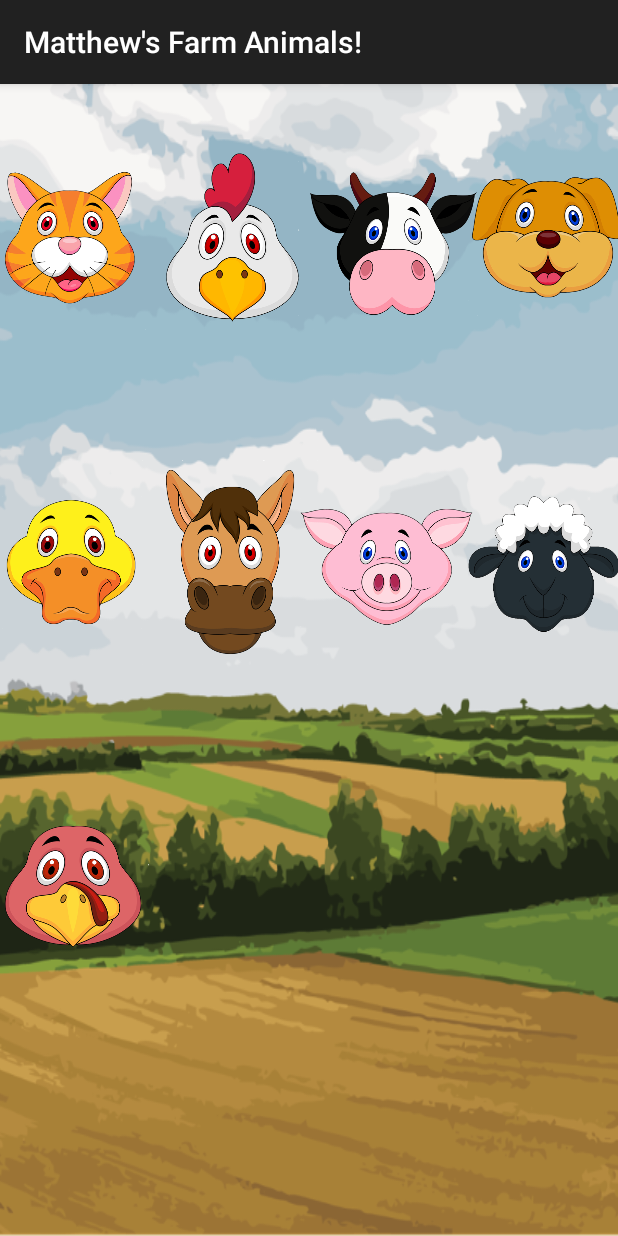
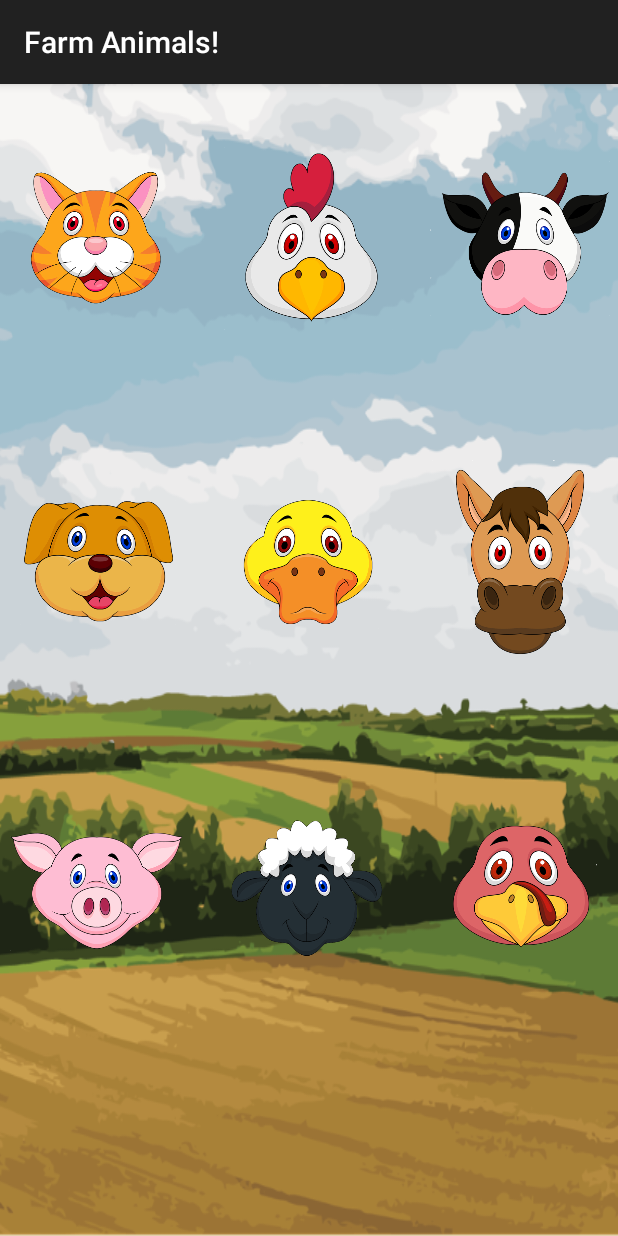
Before and after one commit to mikeBlackman/AnimalFarm, an Android app: the screen it shows after launch (MainActivity), on a phone screen of 412 x 824 dp. Run offline under Robolectric (Android 15) with nearby library versions, the phone set to English and light mode, and no system bars.

Commit message:
edits for tablets

```diff
--- a/app/src/main/AndroidManifest.xml
+++ b/app/src/main/AndroidManifest.xml
@@ -8,6 +8,7 @@
         android:theme="@style/AppTheme" >
         <activity
             android:name=".MainActivity"
+            android:screenOrientation="portrait"
             android:label="@string/app_name" >
             <intent-filter>
                 <action android:name="android.intent.action.MAIN" />
--- a/app/src/main/java/megacorp/animals/MainActivity.java
+++ b/app/src/main/java/megacorp/animals/MainActivity.java
@@ -17,6 +17,21 @@ public class MainActivity extends ActionBarActivity {
     protected void onCreate(Bundle savedInstanceState) {
         super.onCreate(savedInstanceState);
         setContentView(R.layout.activity_main);
+
+        soundPool = buildSoundPool();
+
+        GridView gridview = (GridView) findViewById(R.id.gridview);
+        gridview.setAdapter(new ImageAdapter(this));
+        gridview.setOnItemClickListener(new AdapterView.OnItemClickListener() {
+            public void onItemClick(AdapterView<?> parent, View v, int position, long id) {
+                if (loaded) {
+                    soundPool.play(position+1, 1.0f, 1.0f, 1, 0, 1.0f);
+                }
+            }
+        });
+    }
+
+    public SoundPool buildSoundPool(){
 
         SoundPool.Builder builder =  new SoundPool.Builder();
         builder.setMaxStreams(25);
@@ -38,14 +53,6 @@ public class MainActivity extends ActionBarActivity {
             }
         });
 
-        GridView gridview = (GridView) findViewById(R.id.gridview);
-        gridview.setAdapter(new ImageAdapter(this));
-        gridview.setOnItemClickListener(new AdapterView.OnItemClickListener() {
-            public void onItemClick(AdapterView<?> parent, View v, int position, long id) {
-                if (loaded) {
-                    soundPool.play(position+1, 1.0f, 1.0f, 1, 0, 1.0f);
-                }
-            }
-        });
+        return soundPool;
     }
 }
--- a/app/src/main/res/layout/activity_main.xml
+++ b/app/src/main/res/layout/activity_main.xml
@@ -5,7 +5,7 @@
     android:layout_width="match_parent"
     android:layout_height="match_parent"
     android:columnWidth="90dp"
-    android:numColumns="auto_fit"
+    android:numColumns="3"
     android:verticalSpacing="10dp"
     android:horizontalSpacing="10dp"
     android:stretchMode="columnWidth"
--- a/app/src/main/res/values/strings.xml
+++ b/app/src/main/res/values/strings.xml
@@ -1,5 +1,5 @@
 <?xml version="1.0" encoding="utf-8"?>
 <resources>
-    <string name="app_name">Matthew\'s Farm Animals!</string>
+    <string name="app_name">Farm Animals!</string>
     <string name="action_settings">Settings</string>
 </resources>
--- a/build.gradle
+++ b/build.gradle
@@ -5,7 +5,7 @@ buildscript {
         jcenter()
     }
     dependencies {
-        classpath 'com.android.tools.build:gradle:1.0.0'
+        classpath 'com.android.tools.build:gradle:1.3.0'
 
         // NOTE: Do not place your application dependencies here; they belong
         // in the individual module build.gradle files
```
Also changed, not shown: 2 other files.
